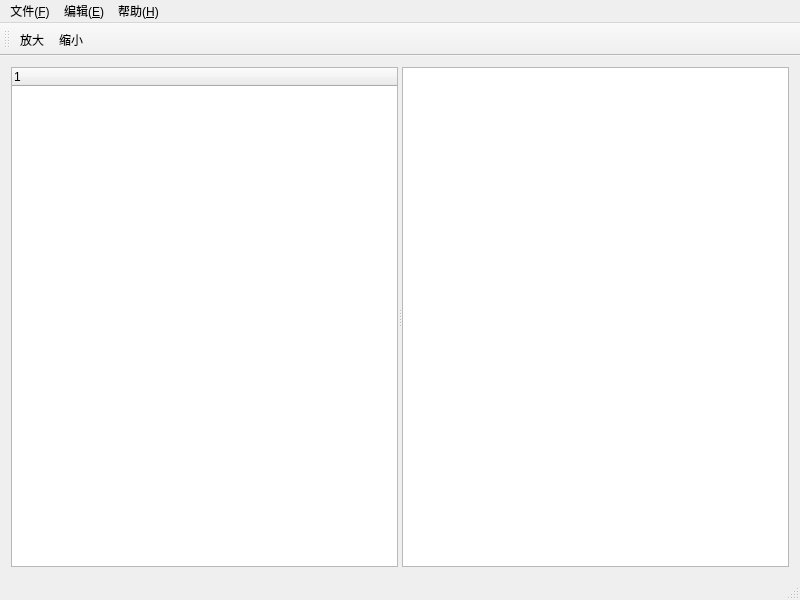
This is mainwindow.ui in sonichy/HTYMap as Qt 5 draws it before an edit. The edited form follows.
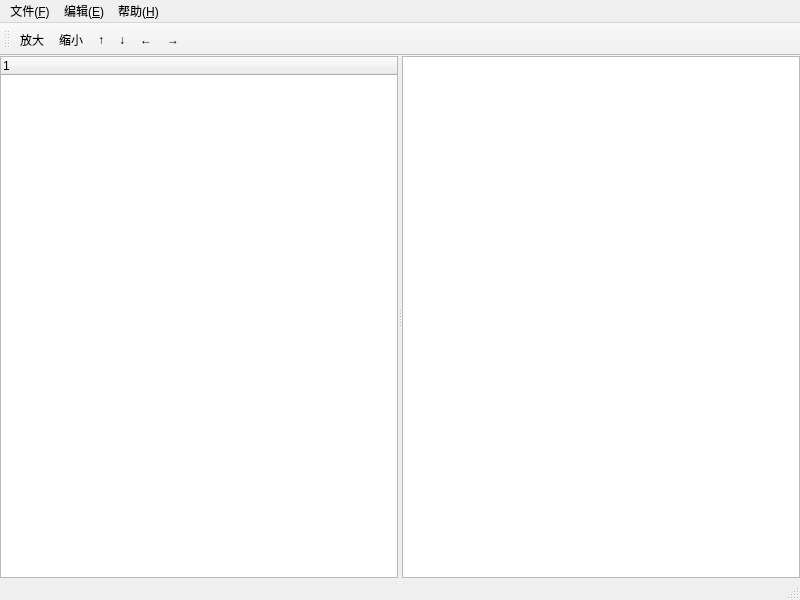
This is the edited form. Icons and pictures are not drawn.

Diff of the .ui file:
```diff
--- a/mainwindow.ui
+++ b/mainwindow.ui
@@ -19,6 +19,21 @@
   </property>
   <widget class="QWidget" name="centralWidget">
    <layout class="QVBoxLayout" name="verticalLayout">
+    <property name="spacing">
+     <number>0</number>
+    </property>
+    <property name="leftMargin">
+     <number>0</number>
+    </property>
+    <property name="topMargin">
+     <number>0</number>
+    </property>
+    <property name="rightMargin">
+     <number>0</number>
+    </property>
+    <property name="bottomMargin">
+     <number>0</number>
+    </property>
     <item>
      <widget class="QSplitter" name="splitter">
       <property name="orientation">
@@ -34,7 +49,11 @@
         </property>
        </column>
       </widget>
-      <widget class="QGraphicsView" name="graphicsView"/>
+      <widget class="QGraphicsView" name="graphicsView">
+       <property name="alignment">
+        <set>Qt::AlignLeading|Qt::AlignLeft|Qt::AlignTop</set>
+       </property>
+      </widget>
      </widget>
     </item>
    </layout>
@@ -85,6 +104,10 @@
    </attribute>
    <addaction name="action_zoomin"/>
    <addaction name="action_zoomout"/>
+   <addaction name="action_moveUp"/>
+   <addaction name="action_moveDown"/>
+   <addaction name="action_moveLeft"/>
+   <addaction name="action_moveRight"/>
   </widget>
   <widget class="QStatusBar" name="statusBar"/>
   <action name="action_open_project">
@@ -202,6 +225,47 @@
     <string>□</string>
    </property>
   </action>
+  <action name="action_moveUp">
+   <property name="text">
+    <string>↑ </string>
+   </property>
+   <property name="shortcut">
+    <string>Up</string>
+   </property>
+  </action>
+  <action name="action_moveDown">
+   <property name="text">
+    <string>↓</string>
+   </property>
+   <property name="shortcut">
+    <string>Down</string>
+   </property>
+  </action>
+  <action name="action_moveLeft">
+   <property name="text">
+    <string>←</string>
+   </property>
+   <property name="shortcut">
+    <string>Left</string>
+   </property>
+  </action>
+  <action name="action_moveRight">
+   <property name="text">
+    <string>→</string>
+   </property>
+   <property name="shortcut">
+    <string>Right</string>
+   </property>
+  </action>
+  <action name="action_save_image">
+   <property name="icon">
+    <iconset theme="image">
+     <normaloff>.</normaloff>.</iconset>
+   </property>
+   <property name="text">
+    <string>保存图像</string>
+   </property>
+  </action>
  </widget>
  <layoutdefault spacing="6" margin="11"/>
  <resources>
```
Left out of the diff: 3 changed lines with no effect on the pictures.
